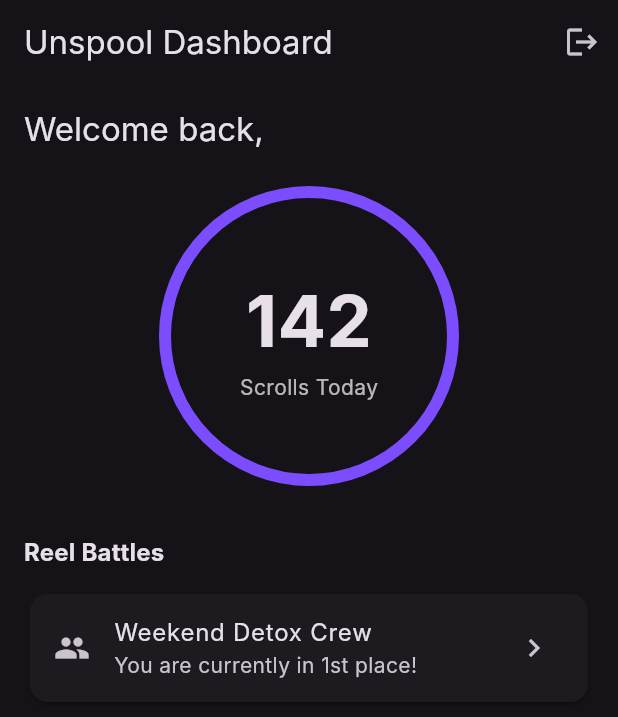
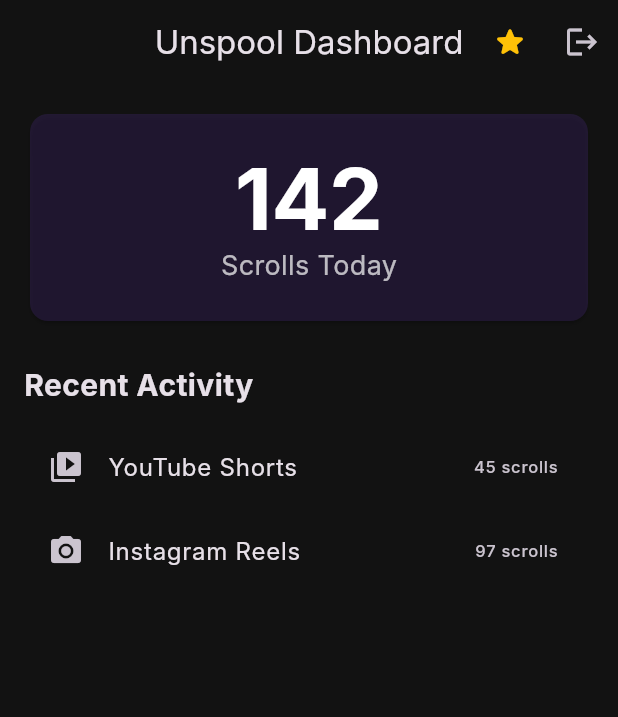
Before and after one commit to iammsp-star/Unspool, a Flutter app: the screen it shows once a user with an empty profile is signed in, after a tap on the "logout" icon, on a phone screen of 412 x 824 dp. Shown: the top 717 px of the screen. Run offline on Flutter 3.47's test engine with Material 3 defaults, Android fonts, the phone set to English and light mode, and no system bars; our stand-ins replace firebase_auth, firebase_core; accounts and stored records are empty; Roboto replaces fonts that are missing (Inter).

Commit message:
feat: Production Feature-by-Layer Architecture

```diff
--- /dev/null
+++ b/flutter-app/lib/core/themes.dart
@@ -0,0 +1,20 @@
+import 'package:flutter/material.dart';
+
+class AppThemes {
+  static ThemeData get darkTheme {
+    return ThemeData(
+      colorScheme: ColorScheme.fromSeed(
+        seedColor: Colors.deepPurple,
+        brightness: Brightness.dark,
+      ),
+      useMaterial3: true,
+      fontFamily: 'Inter',
+      scaffoldBackgroundColor: const Color(0xFF121212),
+      appBarTheme: const AppBarTheme(
+        backgroundColor: Colors.transparent,
+        elevation: 0,
+        centerTitle: true,
+      ),
+    );
+  }
+}
--- /dev/null
+++ b/flutter-app/lib/features/auth/auth_gate.dart
@@ -0,0 +1,33 @@
+import 'package:flutter/material.dart';
+import 'package:firebase_auth/firebase_auth.dart';
+
+import '../dashboard/dashboard_view.dart';
+import 'login_view.dart';
+
+class AuthGate extends StatelessWidget {
+  const AuthGate({super.key});
+
+  @override
+  Widget build(BuildContext context) {
+    return StreamBuilder<User?>(
+      stream: FirebaseAuth.instance.authStateChanges(),
+      builder: (context, snapshot) {
+        if (snapshot.connectionState == ConnectionState.waiting) {
+          return const Scaffold(
+            body: Center(
+              child: CircularProgressIndicator(),
+            ),
+          );
+        }
+
+        // Check if the user is authenticated
+        if (snapshot.hasData) {
+          return const DashboardView();
+        }
+
+        // User is not authenticated, show login page
+        return const LoginView();
+      },
+    );
+  }
+}
--- a/flutter-app/lib/views/login_view.dart
+++ b/flutter-app/lib/features/auth/login_view.dart
@@ -14,11 +14,11 @@
             crossAxisAlignment: CrossAxisAlignment.stretch,
             children: [
               const Icon(
-                Icons.spa_rounded,
+                Icons.lock_outline_rounded,
                 size: 80,
                 color: Colors.deepPurpleAccent,
               ),
-              const SizedBox(height: 24),
+              const SizedBox(height: 32),
               Text(
                 'Unspool',
                 textAlign: TextAlign.center,
@@ -26,9 +26,9 @@
                   fontWeight: FontWeight.bold,
                 ),
               ),
-              const SizedBox(height: 12),
+              const SizedBox(height: 16),
               Text(
-                'Curb your short-form video addiction.\nTake back your time.',
+                'Sign in to sync your digital wellbeing limits across mobile and desktop.',
                 textAlign: TextAlign.center,
                 style: Theme.of(context).textTheme.bodyLarge?.copyWith(
                   color: Colors.white70,
@@ -37,15 +37,15 @@
               const SizedBox(height: 48),
               FilledButton.icon(
                 onPressed: () {
-                  // TODO: Implement Google Sign In via firebase_auth
+                  // TODO: Implement Google Sign-In with google_sign_in package
                   ScaffoldMessenger.of(context).showSnackBar(
                     const SnackBar(content: Text('Google Sign-In Triggered')),
                   );
                 },
                 icon: const Icon(Icons.login),
-                label: const Text('Continue with Google'),
+                label: const Text('Sign in with Google'),
                 style: FilledButton.styleFrom(
-                  padding: const EdgeInsets.symmetric(vertical: 16),
+                  padding: const EdgeInsets.symmetric(vertical: 18),
                   shape: RoundedRectangleBorder(
                     borderRadius: BorderRadius.circular(12),
                   ),
--- /dev/null
+++ b/flutter-app/lib/features/dashboard/dashboard_view.dart
@@ -0,0 +1,82 @@
+import 'package:flutter/material.dart';
+import 'package:firebase_auth/firebase_auth.dart';
+
+import '../paywall/paywall_view.dart';
+
+class DashboardView extends StatelessWidget {
+  const DashboardView({super.key});
+
+  @override
+  Widget build(BuildContext context) {
+    return Scaffold(
+      appBar: AppBar(
+        title: const Text('Unspool Dashboard'),
+        actions: [
+          IconButton(
+            icon: const Icon(Icons.star_rounded, color: Colors.amber),
+            onPressed: () {
+              Navigator.of(context).push(
+                MaterialPageRoute(builder: (_) => const PaywallView()),
+              );
+            },
+            tooltip: 'Upgrade to Plus',
+          ),
+          IconButton(
+            icon: const Icon(Icons.logout),
+            onPressed: () async {
+              await FirebaseAuth.instance.signOut();
+            },
+            tooltip: 'Sign Out',
+          ),
+        ],
+      ),
+      body: SafeArea(
+        child: SingleChildScrollView(
+          padding: const EdgeInsets.all(16.0),
+          child: Column(
+            crossAxisAlignment: CrossAxisAlignment.stretch,
+            children: [
+              Card(
+                color: Colors.deepPurple.withOpacity(0.2),
+                child: Padding(
+                  padding: const EdgeInsets.all(24.0),
+                  child: Column(
+                    children: [
+                      Text(
+                        '142',
+                        style: Theme.of(context).textTheme.displayLarge?.copyWith(
+                          fontWeight: FontWeight.bold,
+                          color: Colors.white,
+                        ),
+                      ),
+                      const Text(
+                        'Scrolls Today',
+                        style: TextStyle(color: Colors.white70, fontSize: 18),
+                      ),
+                    ],
+                  ),
+                ),
+              ),
+              const SizedBox(height: 24),
+              const Text(
+                'Recent Activity',
+                style: TextStyle(fontSize: 20, fontWeight: FontWeight.bold),
+              ),
+              const SizedBox(height: 12),
+              const ListTile(
+                leading: Icon(Icons.video_library),
+                title: Text('YouTube Shorts'),
+                trailing: Text('45 scrolls'),
+              ),
+              const ListTile(
+                leading: Icon(Icons.camera_alt),
+                title: Text('Instagram Reels'),
+                trailing: Text('97 scrolls'),
+              ),
+            ],
+          ),
+        ),
+      ),
+    );
+  }
+}
--- a/flutter-app/lib/main.dart
+++ b/flutter-app/lib/main.dart
@@ -1,16 +1,14 @@
 import 'package:flutter/material.dart';
 import 'package:firebase_core/firebase_core.dart';
-import 'package:firebase_auth/firebase_auth.dart';
-import 'package:flutter_riverpod/flutter_riverpod.dart';
+import 'package:provider/provider.dart';
 
-import 'views/login_view.dart';
-import 'views/dashboard_view.dart';
+import 'core/themes.dart';
+import 'features/auth/auth_gate.dart';
 
 void main() async {
   WidgetsFlutterBinding.ensureInitialized();
 
-  // Note: Firebase configuration requires running `flutterfire configure`.
-  // We initialize gracefully here to avoid hard crashes in boilerplate phase.
+  // Platform-agnostic Firebase initialization
   try {
     await Firebase.initializeApp();
   } catch (e) {
@@ -18,8 +16,12 @@
   }
 
   runApp(
-    const ProviderScope(
-      child: UnspoolApp(),
+    MultiProvider(
+      providers: [
+        // Setup global providers here
+        Provider<String>(create: (_) => 'Example Provider State'),
+      ],
+      child: const UnspoolApp(),
     ),
   );
 }
@@ -31,45 +33,9 @@
   Widget build(BuildContext context) {
     return MaterialApp(
       title: 'Unspool',
-      theme: ThemeData(
-        colorScheme: ColorScheme.fromSeed(
-          seedColor: Colors.deepPurple,
-          brightness: Brightness.dark,
-        ),
-        useMaterial3: true,
-        fontFamily: 'Inter',
-      ),
+      theme: AppThemes.darkTheme,
       home: const AuthGate(),
       debugShowCheckedModeBanner: false,
     );
   }
 }
-
-class AuthGate extends StatelessWidget {
-  const AuthGate({super.key});
-
-  @override
-  Widget build(BuildContext context) {
-    // AuthGate listens to Firebase Auth state changes to decide routing.
-    return StreamBuilder<User?>(
-      stream: FirebaseAuth.instance.authStateChanges(),
-      builder: (context, snapshot) {
-        if (snapshot.connectionState == ConnectionState.waiting) {
-          return const Scaffold(
-            body: Center(
-              child: CircularProgressIndicator(),
-            ),
-          );
-        }
-
-        // If the snapshot has user data, route them to the dashboard.
-        if (snapshot.hasData) {
-          return const DashboardView();
-        }
-
-        // Otherwise, they need to log in.
-        return const LoginView();
-      },
-    );
-  }
-}
--- a/flutter-app/lib/views/dashboard_view.dart
+++ /dev/null
@@ -1,92 +0,0 @@
-import 'package:flutter/material.dart';
-import 'package:firebase_auth/firebase_auth.dart';
-
-class DashboardView extends StatelessWidget {
-  const DashboardView({super.key});
-
-  @override
-  Widget build(BuildContext context) {
-    final user = FirebaseAuth.instance.currentUser;
-
-    return Scaffold(
-      appBar: AppBar(
-        title: const Text('Unspool Dashboard'),
-        actions: [
-          IconButton(
-            icon: const Icon(Icons.logout),
-            onPressed: () async {
-              await FirebaseAuth.instance.signOut();
-            },
-            tooltip: 'Sign Out',
-          ),
-        ],
-      ),
-      body: SafeArea(
-        child: SingleChildScrollView(
-          padding: const EdgeInsets.all(16.0),
-          child: Column(
-            crossAxisAlignment: CrossAxisAlignment.start,
-            children: [
-              Text(
-                'Welcome back, ${user?.displayName ?? 'User'}',
-                style: Theme.of(context).textTheme.titleLarge,
-              ),
-              const SizedBox(height: 24),
-              // Simulated Circular Progress Metric
-              Center(
-                child: Container(
-                  width: 200,
-                  height: 200,
-                  decoration: BoxDecoration(
-                    shape: BoxShape.circle,
-                    border: Border.all(
-                      color: Colors.deepPurpleAccent,
-                      width: 8,
-                    ),
-                  ),
-                  child: const Column(
-                    mainAxisAlignment: MainAxisAlignment.center,
-                    children: [
-                      Text(
-                        '142',
-                        style: TextStyle(
-                          fontSize: 48,
-                          fontWeight: FontWeight.bold,
-                        ),
-                      ),
-                      Text(
-                        'Scrolls Today',
-                        style: TextStyle(
-                          color: Colors.white70,
-                        ),
-                      ),
-                    ],
-                  ),
-                ),
-              ),
-              const SizedBox(height: 32),
-              Text(
-                'Reel Battles',
-                style: Theme.of(context).textTheme.titleMedium?.copyWith(
-                  fontWeight: FontWeight.bold,
-                ),
-              ),
-              const SizedBox(height: 12),
-              Card(
-                child: ListTile(
-                  leading: const Icon(Icons.group),
-                  title: const Text('Weekend Detox Crew'),
-                  subtitle: const Text('You are currently in 1st place!'),
-                  trailing: const Icon(Icons.chevron_right),
-                  onTap: () {
-                    // Navigate to Battles Room
-                  },
-                ),
-              ),
-            ],
-          ),
-        ),
-      ),
-    );
-  }
-}
```
Also changed, not shown: flutter-app/lib/core/constants.dart (added, +14 -0 lines), flutter-app/lib/features/paywall/paywall_view.dart (added, +69 -0 lines), flutter-app/lib/services/android_accessibility_service.dart (added, +32 -0 lines), flutter-app/lib/services/desktop_window_service.dart (added, +37 -0 lines), flutter-app/pubspec.yaml (+6 -7 lines).
